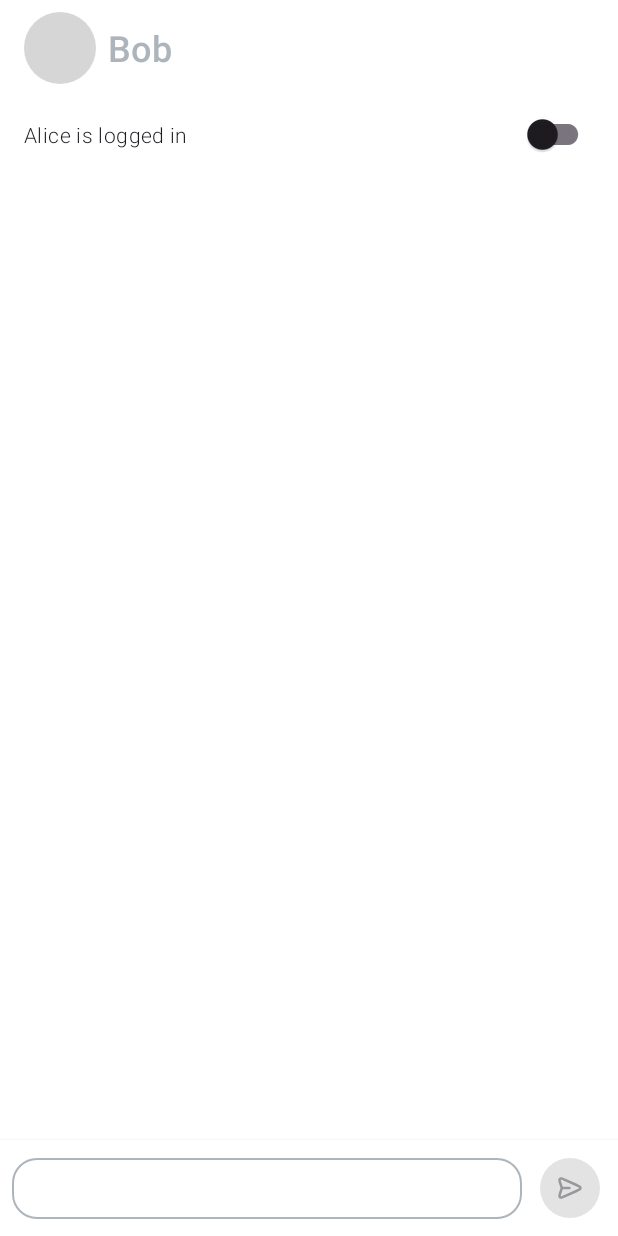
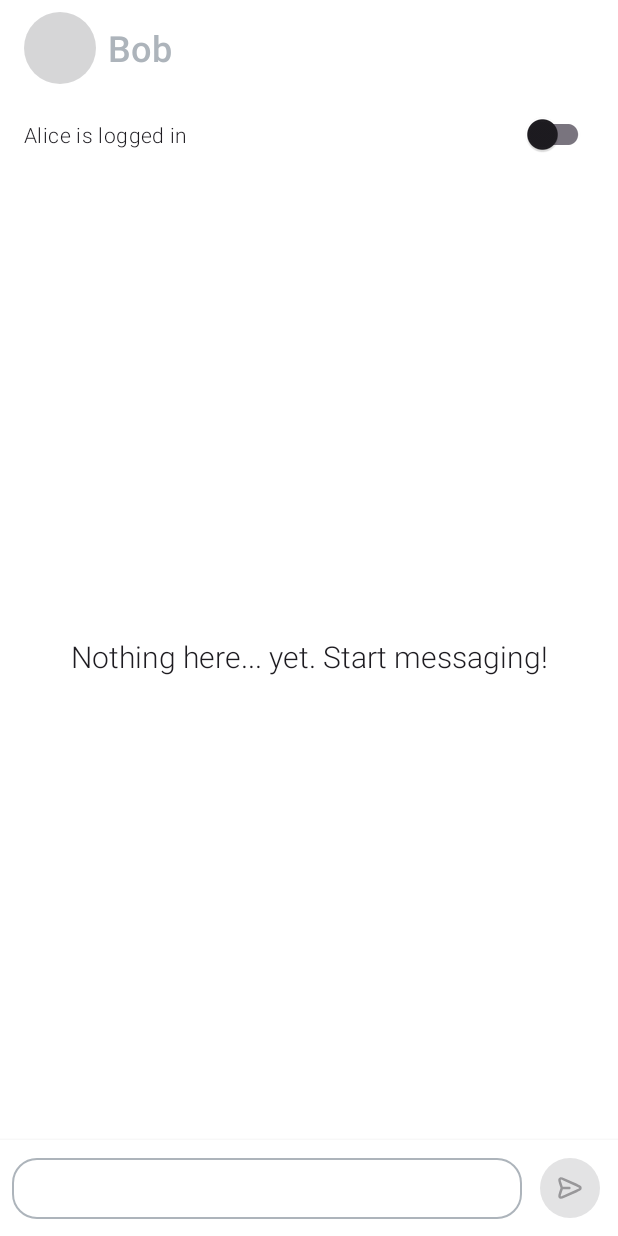
Before and after one commit to victoria-bax/SampleChatApp, an Android app: the screen it shows after launch (MainActivity), on a phone screen of 412 x 824 dp. Run offline under Robolectric (Android 15) with nearby library versions, the phone set to English and light mode, and no system bars; our stand-ins replace Dagger/Hilt's generated code, Room's generated code, Timber.

Commit message:
added empty chat placeholder

```diff
--- a/app/src/main/java/com/vicabax/samplechatapp/ui/MainActivity.kt
+++ b/app/src/main/java/com/vicabax/samplechatapp/ui/MainActivity.kt
@@ -3,6 +3,8 @@ package com.vicabax.samplechatapp.ui
 import android.os.Bundle
 import android.view.LayoutInflater
 import android.view.View
+import android.view.View.GONE
+import android.view.View.VISIBLE
 import androidx.activity.viewModels
 import androidx.core.view.isVisible
 import androidx.core.widget.addTextChangedListener
@@ -88,7 +90,7 @@ class MainActivity : BindingActivity<ActivityMainBinding>() {
         }
         state.messages.let { messages ->
             adapter.submitList(messages)
-//            binding.messagesList.scrollToPosition(messages.size - 1);
+            binding.emptyPlaceholder.isVisible = messages.isEmpty()
         }
 
     }
--- a/app/src/main/res/layout/activity_main.xml
+++ b/app/src/main/res/layout/activity_main.xml
@@ -45,10 +45,10 @@
             android:layout_width="wrap_content"
             android:layout_height="wrap_content"
             android:indeterminate="true"
+            app:layout_constraintBottom_toBottomOf="parent"
+            app:layout_constraintEnd_toEndOf="parent"
             app:layout_constraintStart_toStartOf="parent"
-            app:layout_constraintEnd_toEndOf="parent"
-            app:layout_constraintTop_toTopOf="parent"
-            app:layout_constraintBottom_toBottomOf="parent"/>
+            app:layout_constraintTop_toTopOf="parent" />
 
         <com.google.android.material.switchmaterial.SwitchMaterial
             android:id="@+id/user_selection_switch"
@@ -71,6 +71,20 @@
             app:layout_constraintTop_toBottomOf="@id/user_selection_switch"
             app:stackFromEnd="true"
             tools:listitem="@layout/message_item_incoming" />
+
+        <TextView
+            android:id="@+id/empty_placeholder"
+            style="@style/TextAppearance.AppCompat.Light.SearchResult.Title"
+            android:layout_width="0dp"
+            android:layout_height="0dp"
+            android:gravity="center"
+            android:padding="@dimen/padding_medium"
+            android:text="@string/no_messages_placeholder"
+            android:visibility="gone"
+            app:layout_constraintBottom_toTopOf="@id/message_input_container"
+            app:layout_constraintEnd_toEndOf="parent"
+            app:layout_constraintStart_toStartOf="parent"
+            app:layout_constraintTop_toBottomOf="@id/user_selection_switch" />
 
         <androidx.constraintlayout.widget.ConstraintLayout
             android:id="@+id/message_input_container"
--- a/app/src/main/res/values/strings.xml
+++ b/app/src/main/res/values/strings.xml
@@ -9,5 +9,6 @@
 <!--    Content descriptions-->
     <string name="message_outgoing_status_description">Message send status</string>
     <string name="message_list_user_avatar_content_description">User avatar</string>
+    <string name="no_messages_placeholder">Nothing here... yet. Start messaging!</string>
 
 </resources>
```
